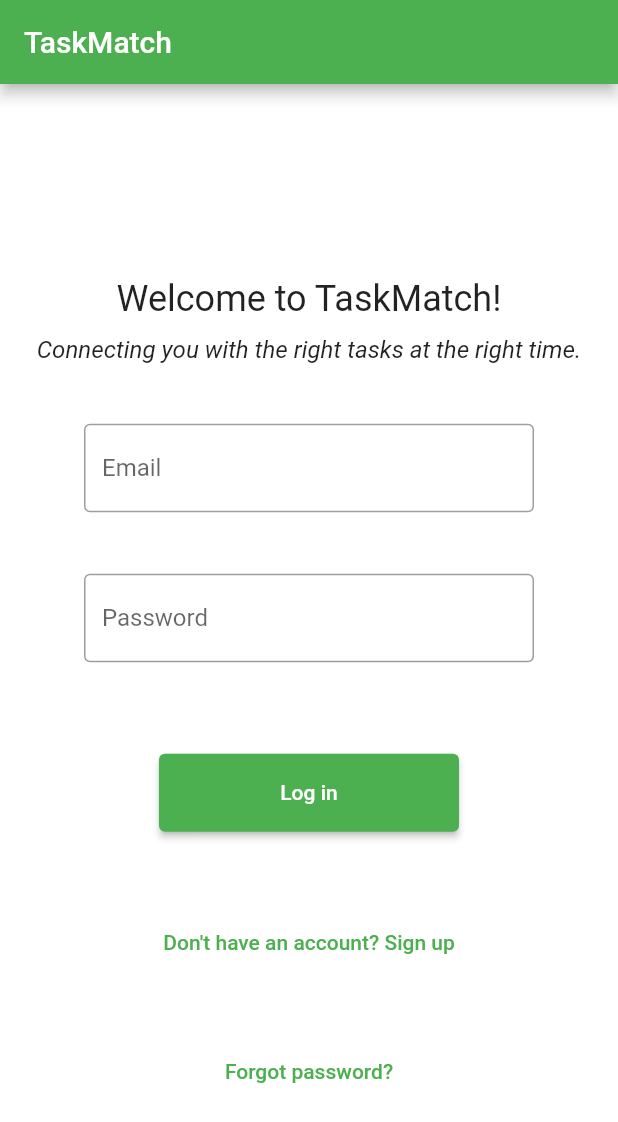
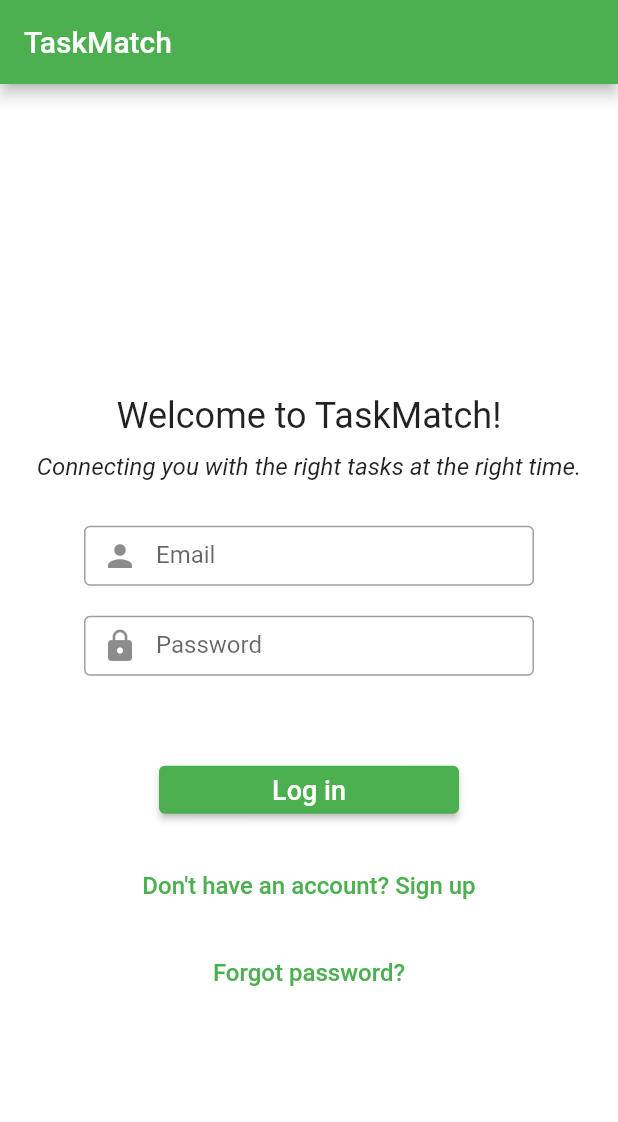
Before and after one commit to singhao3/TaskMatch, a Flutter app: the screen it shows after launch, on a phone screen of 412 x 824 dp. Shown: the top 1122 px of the screen. Run offline on Flutter 3.47's test engine with Material 2 defaults, Android fonts, the light colour scheme and no system bars; our stand-ins replace cloud_firestore, firebase_auth, firebase_core; accounts and stored records are empty.

Commit message:
Added user role based singup and login

```diff
--- a/lib/auth.dart
+++ b/lib/auth.dart
@@ -1,4 +1,6 @@
 import 'package:firebase_auth/firebase_auth.dart';
+import 'package:cloud_firestore/cloud_firestore.dart';
+
 
 class Auth {
   static final Auth _singleton = Auth._internal();
--- a/lib/main.dart
+++ b/lib/main.dart
@@ -1,15 +1,18 @@
 import 'package:flutter/material.dart';
+import 'package:taskmatch/pages/home_page.dart';
 import 'package:taskmatch/widget_tree.dart';
 import 'package:firebase_core/firebase_core.dart';
+// import 'package:taskmatch/pages/task_doer_home_page.dart';
+// import 'package:taskmatch/pages/task_seeker_home_page.dart';
 
-Future<void> main() async {
+void main() async {
   WidgetsFlutterBinding.ensureInitialized();
   await Firebase.initializeApp();
   runApp(const MyApp());
 }
 
 class MyApp extends StatelessWidget {
-  const MyApp({super.key});
+  const MyApp({Key? key}) : super(key: key);
 
   @override
   Widget build(BuildContext context) {
@@ -19,7 +22,13 @@ class MyApp extends StatelessWidget {
         primarySwatch: Colors.green,
         visualDensity: VisualDensity.adaptivePlatformDensity,
       ),
-      home: const WidgetTree(),
+      initialRoute: '/',
+      routes: {
+        '/': (context) => const WidgetTree(),
+        '/home': (context) => const HomePage(),
+        '/taskdoerhome': (context) => const HomePage(),
+        '/taskseekerhome': (context) => const HomePage(),
+      },
     );
   }
 }
--- a/lib/pages/login_screen.dart
+++ b/lib/pages/login_screen.dart
@@ -2,12 +2,12 @@ import 'package:flutter/material.dart';
 import 'package:firebase_auth/firebase_auth.dart';
 import '../auth.dart';
 import 'forgot.dart';
+import 'signup_screen.dart';
 
 class LoginScreen extends StatefulWidget {
-  const LoginScreen({super.key});
+  const LoginScreen({Key? key}) : super(key: key);
 
   @override
-  // ignore: library_private_types_in_public_api
   _LoginScreenState createState() => _LoginScreenState();
 }
 
@@ -76,13 +76,14 @@ class _LoginScreenState extends State<LoginScreen> {
   Widget buildEntryField(String title, TextEditingController controller) {
     return Container(
       width: 300,
-      height: 100,
-      padding: const EdgeInsets.symmetric(vertical: 20),
+      height: 60,
+      padding: const EdgeInsets.symmetric(vertical: 10),
       child: TextField(
         controller: controller,
         decoration: InputDecoration(
           labelText: title,
-          border: const OutlineInputBorder(),
+          border: OutlineInputBorder(),
+          prefixIcon: Icon(Icons.person),
         ),
       ),
     );
@@ -90,40 +91,48 @@ class _LoginScreenState extends State<LoginScreen> {
 
   Widget buildPasswordField() {
     return Container(
-      width: 400,
-      height: 100,
-      padding: const EdgeInsets.symmetric(vertical: 12),
-      child: const TextField(
+      width: 300,
+      height: 60,
+      padding: const EdgeInsets.symmetric(vertical: 10),
+      child: TextField(
+        controller: _controllerPassword,
         obscureText: true,
         decoration: InputDecoration(
           labelText: 'Password',
           border: OutlineInputBorder(),
+          prefixIcon: Icon(Icons.lock),
         ),
       ),
     );
   }
 
   Widget buildErrorMessage() {
-    return Text(errorMessage == '' ? '' : 'Hmmm ? $errorMessage');
+    return Padding(
+      padding: const EdgeInsets.symmetric(vertical: 10),
+      child: Text(
+        errorMessage == '' ? '' : 'Hmm... $errorMessage',
+        style: TextStyle(color: Colors.red),
+      ),
+    );
   }
 
   Widget buildLoginButton() {
     return Container(
       width: 200,
-      height: 100,
-      padding: const EdgeInsets.symmetric(vertical: 24),
+      height: 60,
+      padding: const EdgeInsets.symmetric(vertical: 14),
       child: ElevatedButton(
-        onPressed: isLogin
-            ? signInWithEmailAndPassword
-            : createUserWithEmailAndPassword,
-        child: Text(isLogin ? 'Log in' : 'Sign Up'),
+        onPressed: isLogin ? signInWithEmailAndPassword : createUserWithEmailAndPassword,
+        child: Text(
+          isLogin ? 'Log in' : 'Sign Up',
+          style: TextStyle(fontSize: 18),
+        ),
       ),
     );
   }
+
   Widget buildForgotPasswordButton() {
-  return Padding(
-    padding: const EdgeInsets.symmetric(vertical: 12),
-    child: TextButton(
+    return TextButton(
       onPressed: () {
         // Navigate to the forgot password page
         Navigator.push(
@@ -131,25 +140,28 @@ class _LoginScreenState extends State<LoginScreen> {
           MaterialPageRoute(builder: (context) => ForgotPasswordScreen()),
         );
       },
-      child: Text('Forgot password?'),
-    ),
-  );
-}
+      child: Text(
+        'Forgot password?',
+        style: TextStyle(fontSize: 16),
+      ),
+    );
+  }
 
   Widget buildSignUporLoginButton(BuildContext context) {
-    return Container(
-      width: 250,
-      height: 100,
-      padding: const EdgeInsets.symmetric(vertical: 12),
+    return Padding(
+      padding: const EdgeInsets.symmetric(vertical: 10),
       child: TextButton(
         onPressed: () {
-          setState(() {
-            isLogin = !isLogin;
-          });
+          // Navigate to the sign-up screen
+          Navigator.push(
+            context,
+            MaterialPageRoute(builder: (context) => SignupScreen()),
+          );
         },
-        child: Text(isLogin
-            ? 'Don\'t have an account? Sign up'
-            : 'Already have an account? Login'),
+        child: Text(
+          isLogin ? 'Don\'t have an account? Sign up' : '',
+          style: TextStyle(fontSize: 16),
+        ),
       ),
     );
   }
@@ -161,7 +173,7 @@ class _LoginScreenState extends State<LoginScreen> {
         children: [
           buildWelcomeText(),
           buildEntryField('Email', _controllerEmail),
-          buildEntryField('Password', _controllerPassword),
+          buildPasswordField(),
           buildErrorMessage(),
           buildLoginButton(),
           buildSignUporLoginButton(context),
--- a/lib/widget_tree.dart
+++ b/lib/widget_tree.dart
@@ -1,3 +1,5 @@
+import 'package:firebase_auth/firebase_auth.dart';
+import 'package:cloud_firestore/cloud_firestore.dart';
 import 'package:taskmatch/auth.dart';
 import 'package:taskmatch/pages/home_page.dart';
 import 'package:taskmatch/pages/login_screen.dart';
@@ -13,7 +15,7 @@ class WidgetTree extends StatefulWidget {
 class _WidgetTreeState extends State<WidgetTree> {
   @override
   Widget build(BuildContext context) {
-    return StreamBuilder(
+    return StreamBuilder<User?>(
       stream: Auth().authStateChanges,
       builder: (context, snapshot) {
         if (snapshot.connectionState == ConnectionState.waiting) {
@@ -21,10 +23,30 @@ class _WidgetTreeState extends State<WidgetTree> {
         } else if (snapshot.hasError) {
           return const Center(child: Text('Something went wrong!'));
         } else if (snapshot.hasData) {
+          final user = snapshot.data;
+          if (user != null) {
+            return FutureBuilder<DocumentSnapshot<Map<String, dynamic>>>(
+              future: FirebaseFirestore.instance
+                  .collection('task_doers')
+                  .doc(user.uid)
+                  .get(),
+              builder: (context, snapshot) {
+                if (snapshot.hasData && snapshot.data!.exists) {
+                  // User is a task-doer, navigate to task-doer home page
                   return const HomePage();
+                } else {
+                  // User is not a task-doer, navigate to task-seeker home page
+                  return const HomePage();
+                }
+              },
+            );
           } else {
             return const LoginScreen();
           }
-        });
+        } else {
+          return const LoginScreen();
+        }
+      },
+    );
   }
 }
```
Also changed, not shown: lib/pages/home_page.dart (+1 -7 lines), lib/pages/signup_screen.dart (added, +214 -0 lines). Lines whose indentation alone changed are shown as unchanged.
